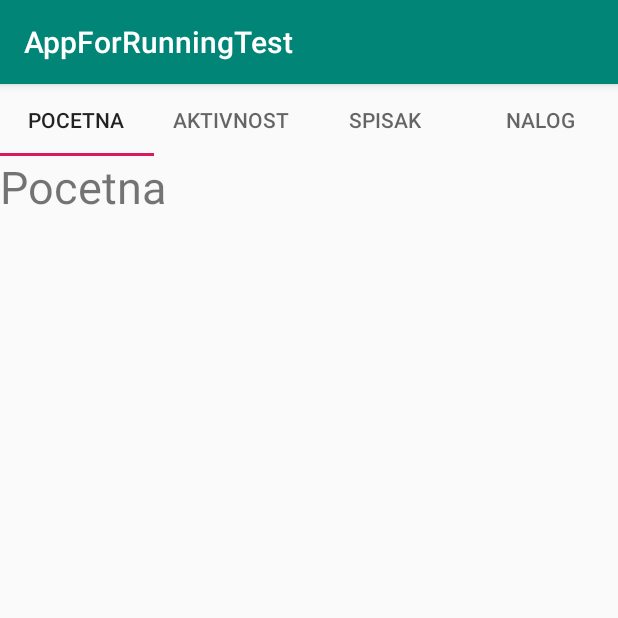
After one commit to acastoiljkovic/AppForRunningTest, an Android app: the AppActivity screen opened directly, with no data from a screen before it, on a phone screen of 412 x 824 dp, the top half of it. The commit adds this screen. Run offline under Robolectric (Android 15) with nearby library versions, the phone set to English and light mode, and no system bars.

Commit message:
Dodati fragmenti za Pocetnu, Aktivnost, Spisak i Nalog

```diff
--- a/app/src/main/AndroidManifest.xml
+++ b/app/src/main/AndroidManifest.xml
@@ -12,6 +12,7 @@
         android:supportsRtl="true"
         android:theme="@style/AppTheme"
         android:usesCleartextTraffic="true">
+        <activity android:name=".AppActivity"></activity>
         <activity android:name=".loginActivity">
             <intent-filter>
                 <action android:name="android.intent.action.MAIN" />
@@ -19,7 +20,7 @@
                 <category android:name="android.intent.category.LAUNCHER" />
             </intent-filter>
         </activity>
-        <activity android:name=".RegisterActivity"></activity>
+        <activity android:name=".RegisterActivity" />
     </application>
 
 </manifest>
--- /dev/null
+++ b/app/src/main/java/imetima/appforrunningtest/AppActivity.java
@@ -0,0 +1,87 @@
+package imetima.appforrunningtest;
+
+import android.support.v4.app.Fragment;
+import android.support.v4.app.FragmentManager;
+import android.support.v4.app.FragmentTransaction;
+import android.support.v7.app.AppCompatActivity;
+import android.os.Bundle;
+import android.widget.FrameLayout;
+import android.support.design.widget.TabLayout;
+
+public class AppActivity extends AppCompatActivity {
+
+    FrameLayout frameLayout;
+    TabLayout tabLayout;
+
+    @Override
+    protected void onCreate(Bundle savedInstanceState) {
+        super.onCreate(savedInstanceState);
+        setContentView(R.layout.activity_app);
+
+        frameLayout = (FrameLayout)findViewById(R.id.frameLayout);
+        tabLayout = (TabLayout)findViewById(R.id.tabLayout);
+
+        FragmentManager fm = getSupportFragmentManager();
+        FragmentTransaction ft = fm.beginTransaction();
+        ft.replace(R.id.frameLayout, new PocetnaFragment());
+        ft.setTransition(FragmentTransaction.TRANSIT_FRAGMENT_OPEN);
+        ft.commit();
+
+        TabLayout.Tab pocetnaTab = tabLayout.newTab();
+        //TODO: imena tabova da se stave u string.xml file
+        pocetnaTab.setText("Pocetna");
+        //TODO: pocetnaTab.setIcon(R.drawable.ikonica) mozemo da dodajmo custom ikonice
+        tabLayout.addTab(pocetnaTab);
+
+        TabLayout.Tab aktivnostTab = tabLayout.newTab();
+        aktivnostTab.setText("Aktivnost");
+        tabLayout.addTab(aktivnostTab);
+
+
+        TabLayout.Tab spisakTab = tabLayout.newTab();
+        spisakTab.setText("Spisak");
+        tabLayout.addTab(spisakTab);
+
+
+        TabLayout.Tab nalogTab = tabLayout.newTab();
+        nalogTab.setText("Nalog");
+        tabLayout.addTab(nalogTab);
+
+        tabLayout.setOnTabSelectedListener(new TabLayout.BaseOnTabSelectedListener() {
+            @Override
+            public void onTabSelected(TabLayout.Tab tab) {
+                Fragment fragment = null;
+
+                switch (tab.getPosition()){
+                    case 0:
+                        fragment = new PocetnaFragment();
+                        break;
+                    case 1:
+                        fragment = new AktivnostFragment();
+                        break;
+                    case 2:
+                        fragment = new SpisakFragment();
+                        break;
+                    case 3:
+                        fragment = new NalogFragment();
+                }
+                FragmentManager fm = getSupportFragmentManager();
+                FragmentTransaction ft = fm.beginTransaction();
+                ft.replace(R.id.frameLayout, fragment);
+                ft.setTransition(FragmentTransaction.TRANSIT_FRAGMENT_OPEN);
+                ft.commit();
+            }
+
+            @Override
+            public void onTabUnselected(TabLayout.Tab tab) {
+
+            }
+
+            @Override
+            public void onTabReselected(TabLayout.Tab tab) {
+
+            }
+        });
+
+    }
+}
--- /dev/null
+++ b/app/src/main/java/imetima/appforrunningtest/PocetnaFragment.java
@@ -0,0 +1,32 @@
+package imetima.appforrunningtest;
+
+import android.os.Bundle;
+import android.support.v4.app.Fragment;
+import android.view.LayoutInflater;
+import android.view.View;
+import android.view.ViewGroup;
+
+
+public class PocetnaFragment extends Fragment {
+
+
+    public PocetnaFragment() {
+        // Required empty public constructor
+    }
+
+
+    @Override
+    public void onCreate(Bundle savedInstanceState) {
+        super.onCreate(savedInstanceState);
+    }
+
+    @Override
+    public View onCreateView(LayoutInflater inflater, ViewGroup container,
+                             Bundle savedInstanceState) {
+        // Inflate the layout for this fragment
+        return inflater.inflate(R.layout.fragment_pocetna, container, false);
+    }
+
+
+
+}
--- a/app/src/main/java/imetima/appforrunningtest/RegisterActivity.java
+++ b/app/src/main/java/imetima/appforrunningtest/RegisterActivity.java
@@ -1,5 +1,6 @@
 package imetima.appforrunningtest;
 
+import android.content.Intent;
 import android.support.v7.app.AppCompatActivity;
 import android.os.Bundle;
 import android.view.View;
@@ -34,6 +35,9 @@ public class RegisterActivity extends AppCompatActivity {
         if(bgWork.res.equals("SuccessR")){
             Toast.makeText(this, "Register Success", Toast.LENGTH_SHORT).show();
             //TODO: skok na pocetnu stranu aplikacije
+            Intent intent = new Intent(this,AppActivity.class);
+            startActivity(intent);
+            this.onBackPressed();
         }
         else if(bgWork.res.equals("FailedR")){
             Toast.makeText(this, "Username is already taken, try another one.", Toast.LENGTH_SHORT).show();
--- a/app/src/main/java/imetima/appforrunningtest/loginActivity.java
+++ b/app/src/main/java/imetima/appforrunningtest/loginActivity.java
@@ -43,6 +43,9 @@ public class loginActivity extends AppCompatActivity {
         if(bgWork.res.equals("SuccessL")){
             Toast.makeText(this, "Login Success", Toast.LENGTH_SHORT).show();
             //TODO: Sok na pocetnu starnu aplikacije
+            Intent intent = new Intent(this,AppActivity.class);
+            startActivity(intent);
+            this.onBackPressed();
         }
         else if(bgWork.res.equals("FailedL")){
             Intent intent = new Intent(this,RegisterActivity.class);
--- /dev/null
+++ b/app/src/main/res/layout/activity_app.xml
@@ -0,0 +1,27 @@
+<?xml version="1.0" encoding="utf-8"?>
+<android.support.constraint.ConstraintLayout xmlns:android="http://schemas.android.com/apk/res/android"
+    xmlns:app="http://schemas.android.com/apk/res-auto"
+    xmlns:tools="http://schemas.android.com/tools"
+    android:layout_width="match_parent"
+    android:layout_height="match_parent"
+    tools:context=".AppActivity">
+
+    <android.support.design.widget.TabLayout
+        android:id="@+id/tabLayout"
+        android:layout_width="match_parent"
+        android:layout_height="wrap_content"
+        app:layout_constraintBottom_toTopOf="@+id/frameLayout"
+        app:layout_constraintEnd_toEndOf="parent"
+        app:layout_constraintStart_toStartOf="parent"
+        app:layout_constraintTop_toTopOf="parent" />
+
+    <FrameLayout
+        android:id="@+id/frameLayout"
+        android:layout_width="match_parent"
+        android:layout_height="0dp"
+        app:layout_constraintBottom_toBottomOf="parent"
+        app:layout_constraintEnd_toEndOf="parent"
+        app:layout_constraintStart_toStartOf="parent"
+        app:layout_constraintTop_toBottomOf="@+id/tabLayout" />
+
+</android.support.constraint.ConstraintLayout>
--- /dev/null
+++ b/app/src/main/res/layout/fragment_pocetna.xml
@@ -0,0 +1,15 @@
+<?xml version="1.0" encoding="utf-8"?>
+<FrameLayout xmlns:android="http://schemas.android.com/apk/res/android"
+    xmlns:tools="http://schemas.android.com/tools"
+    android:layout_width="match_parent"
+    android:layout_height="match_parent"
+    tools:context=".PocetnaFragment">
+
+    <!-- TODO: Update blank fragment layout -->
+    <TextView
+        android:layout_width="match_parent"
+        android:layout_height="match_parent"
+        android:textSize="30dp"
+        android:text="Pocetna" />
+
+</FrameLayout>
--- a/app/src/main/res/values/strings.xml
+++ b/app/src/main/res/values/strings.xml
@@ -4,4 +4,8 @@
     <string name="EditTextPassword">Password</string>
     <string name="ButtonLogIn">LogIn</string>
     <string name="ButtonRegister">Register</string>
+
+    <!-- TODO: Remove or change this placeholder text -->
+    <string name="hello_blank_fragment">Hello blank fragment</string>
+
 </resources>
```
Also changed, not shown: app/src/main/java/imetima/appforrunningtest/AktivnostFragment.java (added, +28 -0 lines), app/src/main/java/imetima/appforrunningtest/NalogFragment.java (added, +27 -0 lines), app/src/main/java/imetima/appforrunningtest/SpisakFragment.java (added, +28 -0 lines), app/src/main/res/layout/fragment_aktivnost.xml (added, +15 -0 lines), app/src/main/res/layout/fragment_nalog.xml (added, +15 -0 lines), app/src/main/res/layout/fragment_spisak.xml (added, +15 -0 lines).
